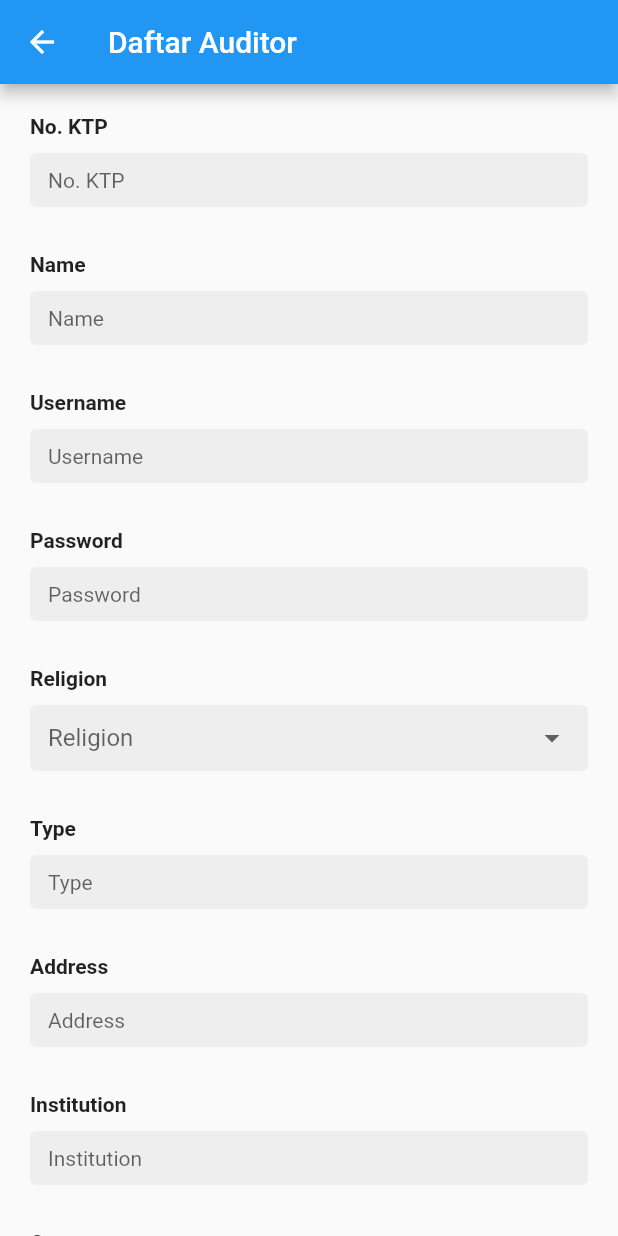
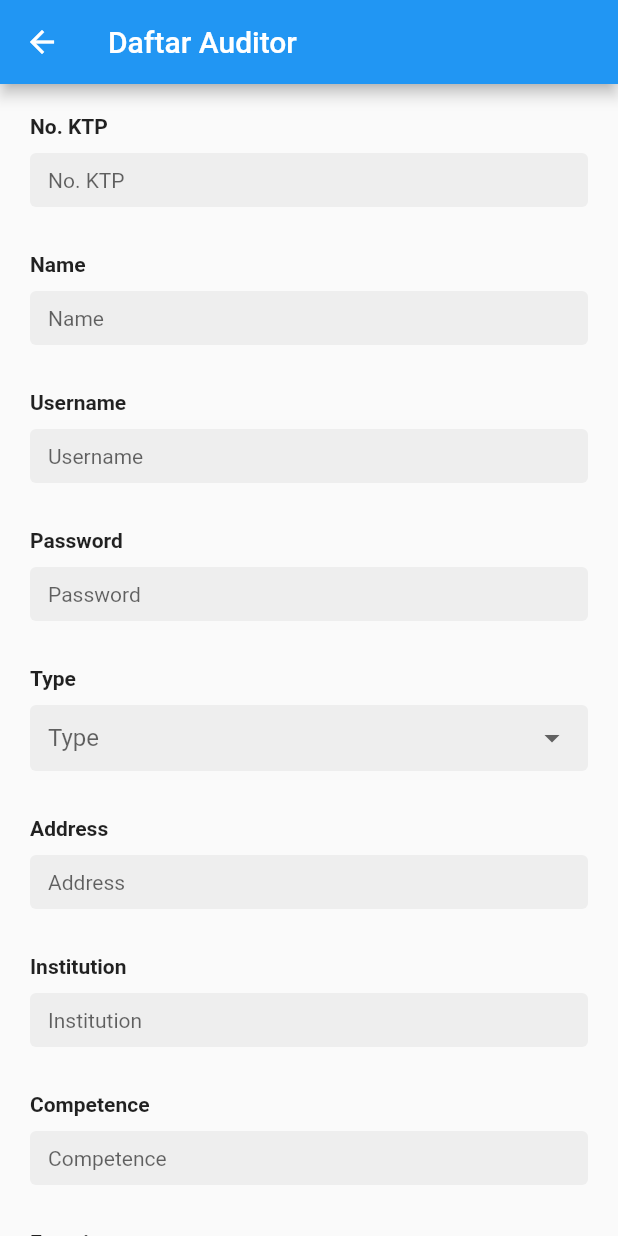
Before and after one commit to jpngeekudin/halal-chain-android, a Flutter app: the RegisterAuditorPage screen opened by its route, on a phone screen of 412 x 824 dp. Run offline on Flutter 3.47's test engine with Material 2 defaults, Android fonts, the phone set to English and light mode, and no system bars; our stand-ins replace dio, dotted_border, file_picker, flutter_secure_storage, google_fonts, logger and 2 more; accounts and stored records are empty; network calls fail.

Commit message:
auditor review tempat bisnis

```diff
--- a/lib/configs/api_config.dart
+++ b/lib/configs/api_config.dart
@@ -44,4 +44,6 @@ abstract class ApiList {
   static String coreBpjphCheckingData = '$apiPrefix/core/BPJPH_checking_data';
   static String coreGetLph = '$apiPrefix/core/get_LPH';
   static String coreLphAppointment = '$apiPrefix/core/LPH_appointment';
+  static String coreLphCheckingData = '$apiPrefix/core/LPH_Checking_data';
+  static String coreReviewBussinessPlace = '$apiPrefix/core/review_bussiness_place';
 }
--- a/lib/helpers/form_helper.dart
+++ b/lib/helpers/form_helper.dart
@@ -237,6 +237,7 @@ Widget buildFormList({
         decoration: getInputDecoration(label: config.label),
         isDense: true,
         value: config.value,
+        // validator: config.validator as dynamic,
       );
     }
 
--- a/lib/pages/profile_edit_auditor_page.dart
+++ b/lib/pages/profile_edit_auditor_page.dart
@@ -96,7 +96,7 @@ class _ProfileEditAuditorPageState extends State<ProfileEditAuditorPage> {
     _nameController.text = widget.userAuditorData.name;
     _usernameController.text = widget.userAuditorData.username;
     _religionModel = widget.userAuditorData.religion;
-    _typeController.text = widget.userAuditorData.type;
+    _typeController.text = widget.userAuditorData.getType();
     _addressController.text = widget.userAuditorData.address;
     _institutionController.text = widget.userAuditorData.institution;
     _competenceController.text = widget.userAuditorData.competence;
--- a/lib/pages/register_auditor_page.dart
+++ b/lib/pages/register_auditor_page.dart
@@ -20,8 +20,7 @@ class _RegisterAuditorPageState extends State<RegisterAuditorPage> {
   final _nameController = TextEditingController();
   final _usernameController = TextEditingController();
   final _passwordController = TextEditingController();
-  String? _religionModel;
-  final _typeController = TextEditingController();
+  String? _typeModel;
   final _addressController = TextEditingController();
   final _institutionController = TextEditingController();
   final _competenceController = TextEditingController();
@@ -41,8 +40,8 @@ class _RegisterAuditorPageState extends State<RegisterAuditorPage> {
         'name': _nameController.text,
         'username': _usernameController.text,
         'password': _passwordController.text,
-        'religion': _religionModel,
-        'type': _typeController.text,
+        'religion': 'islam',
+        'types': _typeModel,
         'address': _addressController.text,
         'institution': _institutionController.text,
         'competence': _competenceController.text,
@@ -57,7 +56,7 @@ class _RegisterAuditorPageState extends State<RegisterAuditorPage> {
         context: context,
         builder: (context) {
           return AlertDialog(
-            title: Text('Error'),
+            title: Text('Sukses'),
             content: Text('Sukses membuat akun!')
           );
         }
@@ -100,22 +99,14 @@ class _RegisterAuditorPageState extends State<RegisterAuditorPage> {
         validator: validateRequired
       ),
       FormConfig(
-        label: 'Religion',
+        label: 'Type',
         type: FormConfigType.select,
-        onChanged: (value) => _religionModel = value,
+        onChanged: (value) => _typeModel = value,
+        validator: validateRequired,
         options: [
-          FormConfigOption('islam', 'Islam'),
-          FormConfigOption('protestan', 'Protestan'),
-          FormConfigOption('katolik', 'Katolik'),
-          FormConfigOption('hindu', 'Hindu'),
-          FormConfigOption('buddha', 'Buddha'),
-          FormConfigOption('khonghucu', 'Khonghucu'),
+          FormConfigOption('lph', 'LPH'),
+          FormConfigOption('bpjph', 'BPJPH'),
         ]
-      ),
-      FormConfig(
-        label: 'Type',
-        controller: _typeController,
-        validator: validateRequired,
       ),
       FormConfig(
         label: 'Address',
```
Also changed, not shown: lib/models/user_data_model.dart (+16 -3 lines), lib/pages/auditor_pages/auditor_check_sjh_page.dart (+28 -5 lines), lib/pages/auditor_pages/auditor_registrator_list_page.dart (+81 -26 lines).
